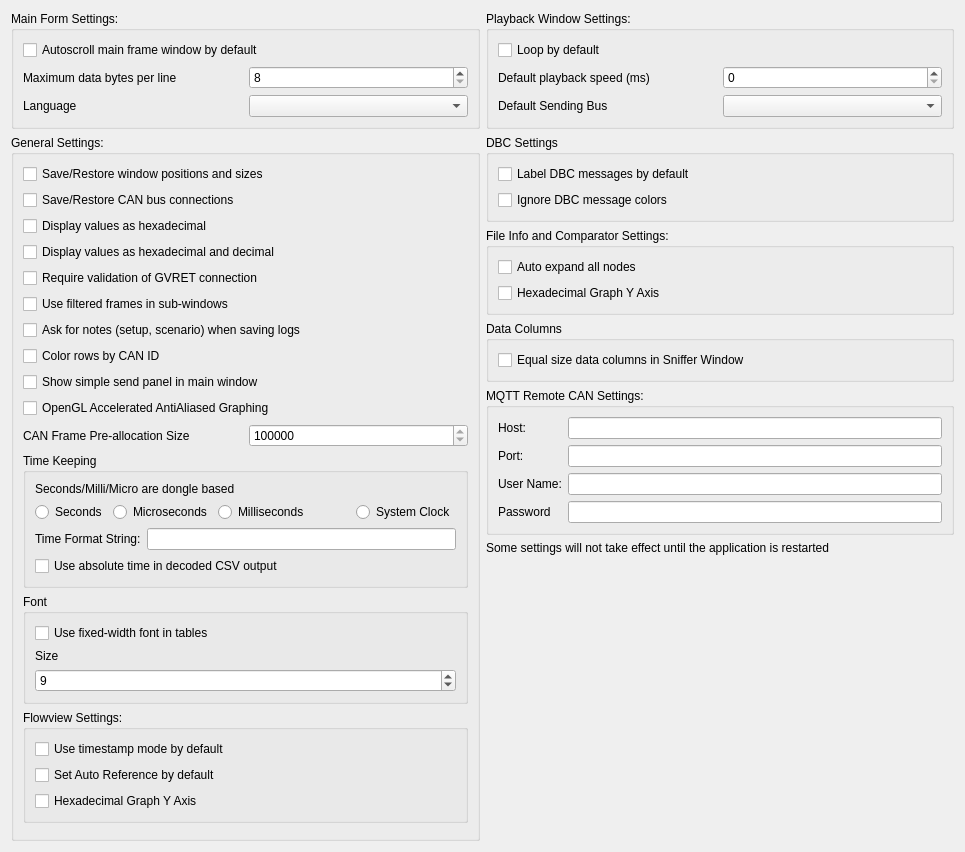
Before: the Qt Designer form ui/mainsettingsdialog.ui in collin80/SavvyCAN, drawn with Qt 5.
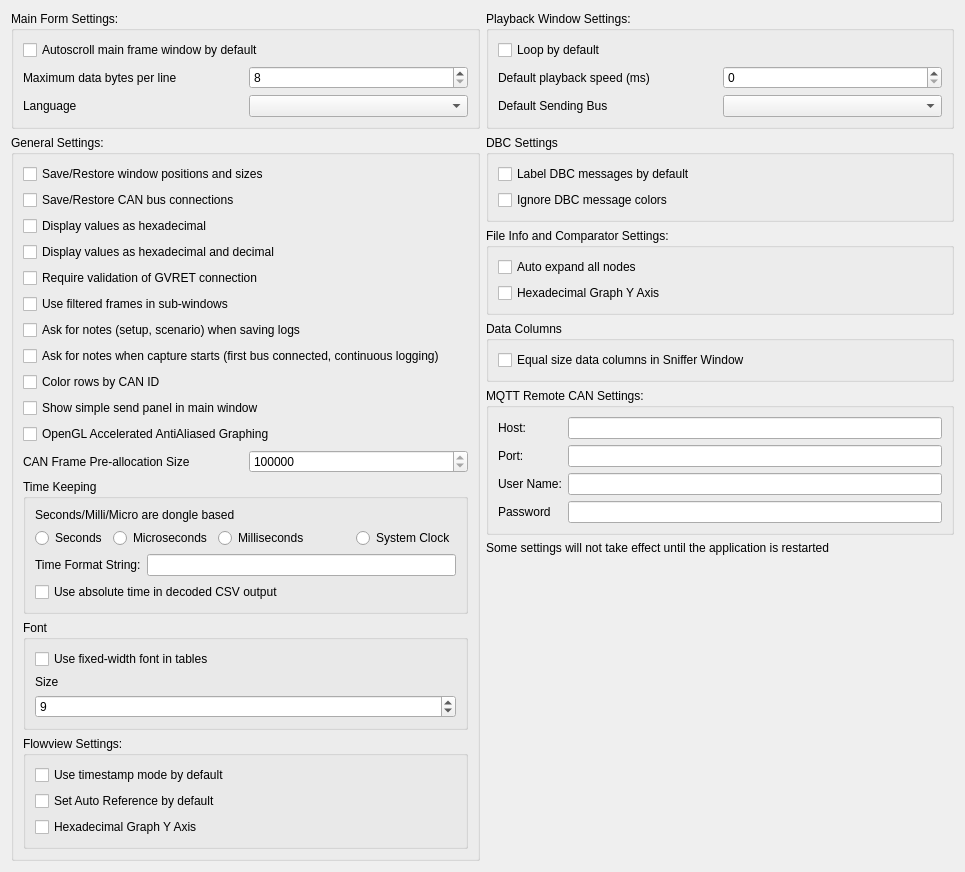
After: the same form once the commit is applied.

Commit message: Log notes phase 3: notes when capture starts, in continuous logs, markers

```diff
--- a/ui/mainsettingsdialog.ui
+++ b/ui/mainsettingsdialog.ui
@@ -125,6 +125,13 @@
           </property>
          </widget>
         </item>
+        <item>
+         <widget class="QCheckBox" name="cbAskCaptureNotes">
+          <property name="text">
+           <string>Ask for notes when capture starts (first bus connected, continuous logging)</string>
+          </property>
+         </widget>
+        </item>
         <item>
          <widget class="QCheckBox" name="cbColorsByCanId">
           <property name="text">
```
The commit also changes 17 other files.
